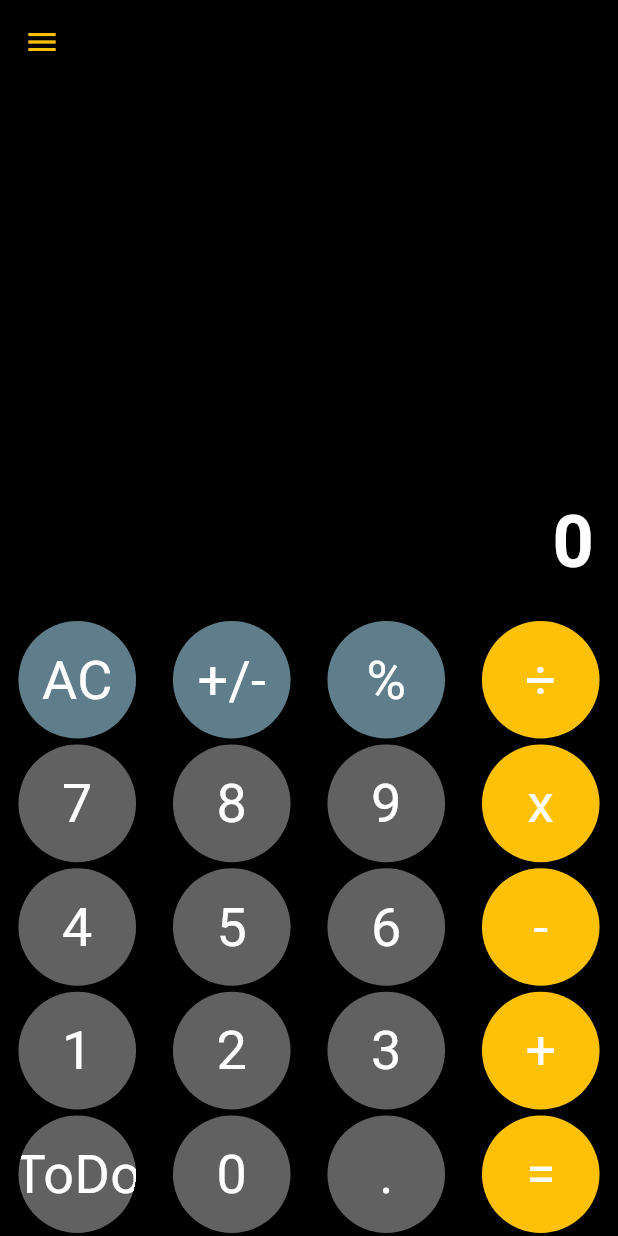
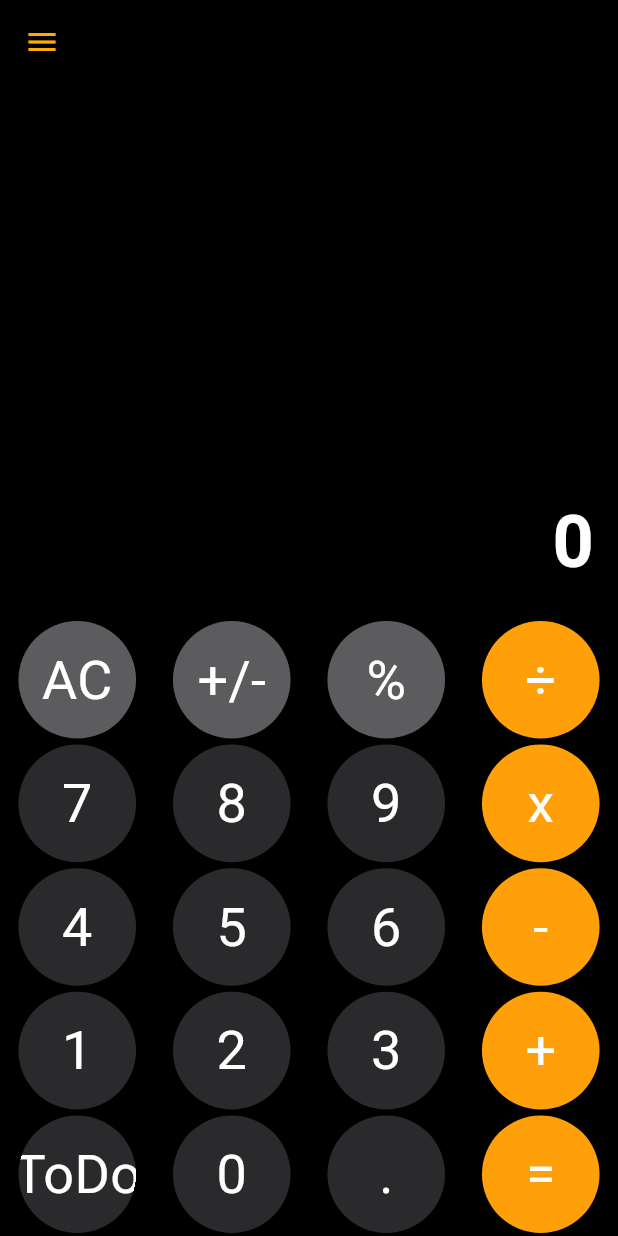
Before and after one commit to rtskeegan/maios_calculator, a Flutter app: the screen it shows after launch, on a phone screen of 412 x 824 dp. Run offline on Flutter 3.47's test engine with Material 3 defaults, Android fonts, the phone set to English and light mode, and no system bars.

Commit message:
Update colors to iOS calculator colors.

```diff
--- a/lib/view/calculator_view.dart
+++ b/lib/view/calculator_view.dart
@@ -32,11 +32,11 @@ class _CalculatorViewState extends State<CalculatorView> {
       backgroundColor: Colors.black,
       appBar: AppBar(
         backgroundColor: Colors.black,
-        iconTheme: IconThemeData(color: Colors.amber),
+        iconTheme: IconThemeData(color: Color.fromARGB(255, 255, 170, 11)),
       ),
       drawer: SafeArea(
         child: Drawer(
-          backgroundColor: Colors.grey,
+          backgroundColor: Color.fromARGB(255, 28, 28, 28),
           child: DrawerHistory(
             equationHistory: equationHistory,
             resultHistory: resultHistory,
@@ -246,7 +246,7 @@ class _CalculatorViewState extends State<CalculatorView> {
   // Determine button color based on button contents
   Color getBtnColor(value) {
     return [Btn.ac, Btn.posNeg, Btn.percent].contains(value)
-        ? Colors.blueGrey
+        ? Color.fromARGB(255, 92, 92, 95)
         : [
             Btn.divide,
             Btn.multiply,
@@ -254,7 +254,7 @@ class _CalculatorViewState extends State<CalculatorView> {
             Btn.add,
             Btn.equal,
           ].contains(value)
-        ? Colors.amber
-        : Colors.grey.shade700;
+        ? Color.fromARGB(255, 255, 159, 10)
+        : Color.fromARGB(255, 42, 42, 44);
   }
 }
```
Also changed, not shown: lib/widgets/drawer_history.dart (+13 -2 lines).
